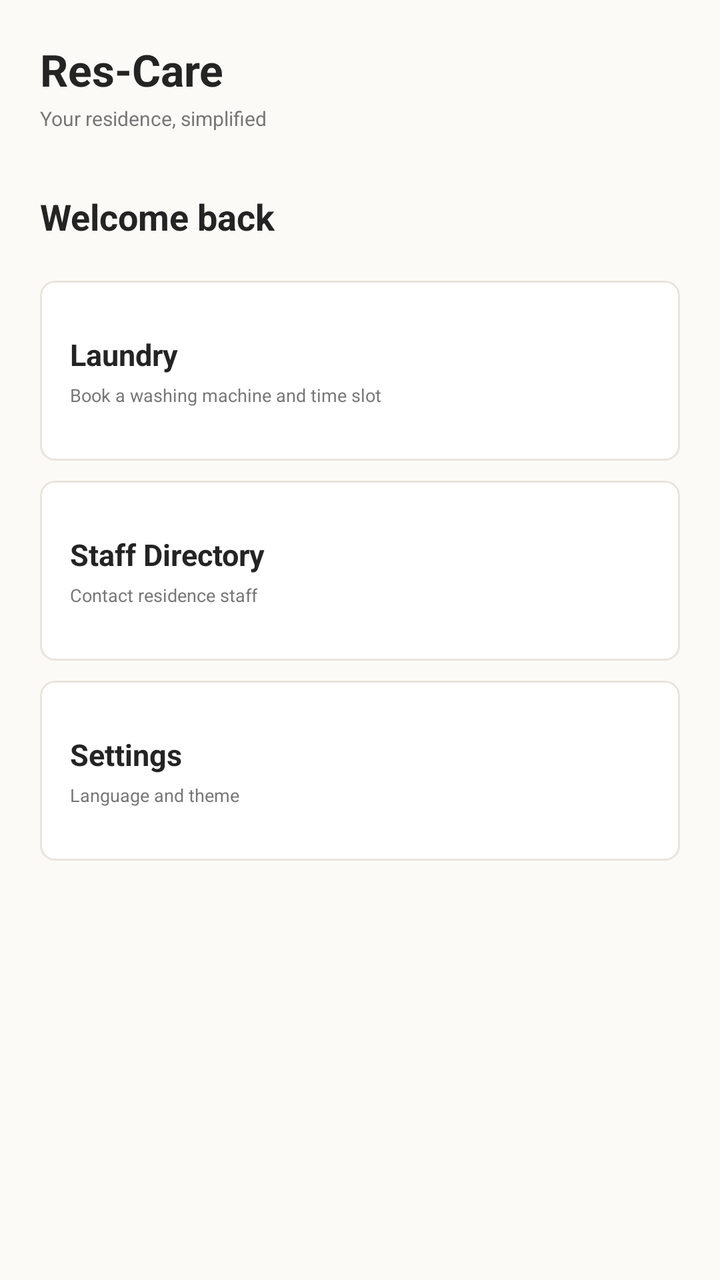
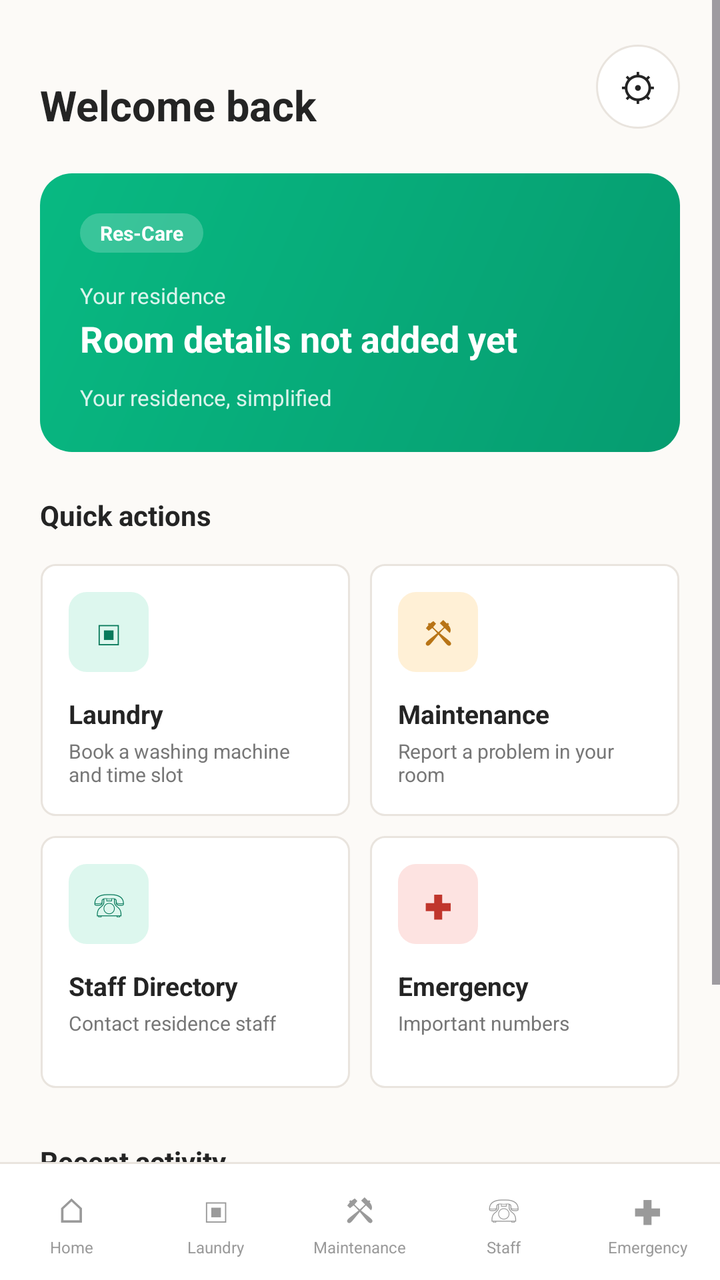

Two renders of the same Android screen: before a commit and after it. Below are the layout's source before the change and the commit's diff.
<!-- AndroidManifest.xml: application theme Theme.ResCare -->
<!-- res/layout/home.xml -->
<?xml version="1.0" encoding="utf-8"?>
<LinearLayout
    xmlns:android="http://schemas.android.com/apk/res/android"
    android:layout_width="match_parent"
    android:layout_height="match_parent"
    android:orientation="vertical"
    android:background="@color/background"
    android:padding="20dp">

    <TextView
        android:layout_width="wrap_content"
        android:layout_height="wrap_content"
        android:text="@string/brand_name"
        android:textSize="22sp"
        android:textStyle="bold"
        android:textColor="@color/text_primary"/>

    <TextView
        android:layout_width="wrap_content"
        android:layout_height="wrap_content"
        android:text="@string/tagline"
        android:textSize="10sp"
        android:textColor="@color/text_secondary"
        android:layout_marginTop="3dp"/>

    <TextView
        android:layout_width="wrap_content"
        android:layout_height="wrap_content"
        android:text="@string/welcome_back"
        android:textSize="18sp"
        android:textStyle="bold"
        android:textColor="@color/text_primary"
        android:layout_marginTop="30dp"/>

    

    <LinearLayout
        android:id="@+id/laundryButton"
        android:layout_width="match_parent"
        android:layout_height="90dp"
        android:orientation="vertical"
        android:gravity="center_vertical"
        android:padding="15dp"
        android:background="@drawable/card_background"
        android:layout_marginTop="20dp">

        <TextView
            android:layout_width="wrap_content"
            android:layout_height="wrap_content"
            android:text="@string/laundry"
            android:textSize="15sp"
            android:textStyle="bold"
            android:textColor="@color/text_primary"/>

        <TextView
            android:layout_width="wrap_content"
            android:layout_height="wrap_content"
            android:text="@string/home_laundry_subtitle"
            android:textSize="9sp"
            android:textColor="@color/text_secondary"
            android:layout_marginTop="4dp"/>

    </LinearLayout>

    

    <LinearLayout
        android:id="@+id/staffButton"
        android:layout_width="match_parent"
        android:layout_height="90dp"
        android:orientation="vertical"
        android:gravity="center_vertical"
        android:padding="15dp"
        android:background="@drawable/card_background"
        android:layout_marginTop="10dp">

        <TextView
            android:layout_width="wrap_content"
            android:layout_height="wrap_content"
            android:text="@string/staff_directory"
            android:textSize="15sp"
            android:textStyle="bold"
            android:textColor="@color/text_primary"/>

        <TextView
            android:layout_width="wrap_content"
            android:layout_height="wrap_content"
            android:text="@string/home_staff_subtitle"
            android:textSize="9sp"
            android:textColor="@color/text_secondary"
            android:layout_marginTop="4dp"/>

    </LinearLayout>

    

    <LinearLayout
        android:id="@+id/settingsButton"
        android:layout_width="match_parent"
        android:layout_height="90dp"
        android:orientation="vertical"
        android:gravity="center_vertical"
        android:padding="15dp"
        android:background="@drawable/card_background"
        android:layout_marginTop="10dp">

        <TextView
            android:layout_width="wrap_content"
            android:layout_height="wrap_content"
            android:text="@string/settings"
            android:textSize="15sp"
            android:textStyle="bold"
            android:textColor="@color/text_primary"/>

        <TextView
            android:layout_width="wrap_content"
            android:layout_height="wrap_content"
            android:text="@string/home_settings_subtitle"
            android:textSize="9sp"
            android:textColor="@color/text_secondary"
            android:layout_marginTop="4dp"/>

    </LinearLayout>

</LinearLayout>
<!-- resources referenced by this layout -->
<resources>
  <string name="home_settings_subtitle">Language and theme</string>
  <style name="Base.Theme.ResCare" parent="Theme.Material3.DayNight.NoActionBar">
          
          
      </style>
  <!-- unchanged entries left out for length: 15 -->
</resources>

<!-- the commit's change to res/layout/home.xml (unified diff, before → after) -->
@@ -4,122 +4,261 @@
     android:layout_width="match_parent"
     android:layout_height="match_parent"
     android:orientation="vertical"
-    android:background="@color/background"
-    android:padding="20dp">
-
-    <TextView
-        android:layout_width="wrap_content"
-        android:layout_height="wrap_content"
-        android:text="@string/brand_name"
-        android:textSize="22sp"
-        android:textStyle="bold"
-        android:textColor="@color/text_primary"/>
-
-    <TextView
-        android:layout_width="wrap_content"
-        android:layout_height="wrap_content"
-        android:text="@string/tagline"
-        android:textSize="10sp"
-        android:textColor="@color/text_secondary"
-        android:layout_marginTop="3dp"/>
-
-    <TextView
-        android:layout_width="wrap_content"
-        android:layout_height="wrap_content"
-        android:text="@string/welcome_back"
-        android:textSize="18sp"
-        android:textStyle="bold"
-        android:textColor="@color/text_primary"
-        android:layout_marginTop="30dp"/>
-
-    
+    android:background="@color/background">
+
+    <ScrollView
+        android:layout_width="match_parent"
+        android:layout_height="0dp"
+        android:layout_weight="1"
+        android:fillViewport="true">
+
+        <LinearLayout
+            android:layout_width="match_parent"
+            android:layout_height="wrap_content"
+            android:orientation="vertical"
+            android:padding="20dp">
+
+            
+
+            <LinearLayout
+                android:layout_width="match_parent"
+                android:layout_height="wrap_content"
+                android:orientation="horizontal"
+                android:gravity="center_vertical">
+
+                <LinearLayout
+                    android:layout_width="0dp"
+                    android:layout_height="wrap_content"
+                    android:layout_weight="1"
+                    android:orientation="vertical">
+
+                    <TextView
+                        android:id="@+id/greetingText"
+                        android:layout_width="wrap_content"
+                        android:layout_height="wrap_content"
+                        android:textSize="12sp"
+                        android:textColor="@color/text_secondary"/>
+
+                    <TextView
+                        android:id="@+id/welcomeText"
+                        android:layout_width="wrap_content"
+                        android:layout_height="wrap_content"
+                        android:layout_marginTop="2dp"
+                        android:text="@string/welcome_back"
+                        android:textSize="21sp"
+                        android:textStyle="bold"
+                        android:textColor="@color/text_primary"/>
+
+                </LinearLayout>
+
+                <TextView
+                    android:id="@+id/settingsButton"
+                    android:layout_width="42dp"
+                    android:layout_height="42dp"
+                    android:gravity="center"
+                    android:text="⚙"
+                    android:textSize="19sp"
+                    android:textColor="@color/text_primary"
+                    android:background="@drawable/bg_circle_button"
+                    android:contentDescription="@string/settings"
+                    android:clickable="true"
+                    android:focusable="true"/>
+
+            </LinearLayout>
+
+            
+
+            <LinearLayout
+                android:layout_width="match_parent"
+                android:layout_height="wrap_content"
+                android:layout_marginTop="20dp"
+                android:orientation="vertical"
+                android:padding="20dp"
+                android:background="@drawable/bg_hero">
+
+                <TextView
+                    android:layout_width="wrap_content"
+                    android:layout_height="wrap_content"
+                    android:paddingStart="10dp"
+                    android:paddingEnd="10dp"
+                    android:paddingTop="3dp"
+                    android:paddingBottom="3dp"
+                    android:text="@string/brand_name"
+                    android:textSize="10sp"
+                    android:textStyle="bold"
+                    android:textColor="@color/on_green"
+                    android:background="@drawable/bg_hero_badge"/>
+
+                <TextView
+                    android:layout_width="wrap_content"
+                    android:layout_height="wrap_content"
+                    android:layout_marginTop="14dp"
+                    android:text="@string/your_residence"
+                    android:textSize="11sp"
+                    android:textColor="@color/on_green_muted"/>
+
+                <TextView
+                    android:id="@+id/residenceText"
+                    android:layout_width="wrap_content"
+                    android:layout_height="wrap_content"
+                    android:layout_marginTop="2dp"
+                    android:text="@string/room_not_set"
+                    android:textSize="18sp"
+                    android:textStyle="bold"
+                    android:textColor="@color/on_green"/>
+
+                <TextView
+                    android:layout_width="wrap_content"
+                    android:layout_height="wrap_content"
+                    android:layout_marginTop="10dp"
+                    android:text="@string/tagline"
+                    android:textSize="11sp"
+                    android:textColor="@color/on_green_muted"/>
+
+            </LinearLayout>
+
+            
+
+            <TextView
+                style="@style/SectionTitle"
+                android:text="@string/quick_actions"/>
+
+            <GridLayout
+                android:layout_width="match_parent"
+                android:layout_height="wrap_content"
+                android:layout_marginStart="-5dp"
+                android:layout_marginEnd="-5dp"
+                android:columnCount="2">
+
+                <LinearLayout
+                    android:id="@+id/quickLaundry"
+                    style="@style/QuickAction">
+
+                    <TextView style="@style/QuickActionIcon" android:text="▣"/>
+                    <TextView style="@style/QuickActionTitle" android:text="@string/laundry"/>
+                    <TextView style="@style/QuickActionSubtitle" android:text="@string/home_laundry_subtitle"/>
+                </LinearLayout>
+
+                <LinearLayout
+                    android:id="@+id/quickMaintenance"
+                    style="@style/QuickAction">
+
+                    <TextView
+                        style="@style/QuickActionIcon"
+                        android:text="⚒"
+                        android:textColor="@color/orange_text"
+                        android:background="@drawable/bg_orange_icon"/>
+                    <TextView style="@style/QuickActionTitle" android:text="@string/maintenance"/>
+                    <TextView style="@style/QuickActionSubtitle" android:text="@string/home_maintenance_subtitle"/>
+                </LinearLayout>
+
+                <LinearLayout
+                    android:id="@+id/quickStaff"
+                    style="@style/QuickAction">
+
+                    <TextView style="@style/QuickActionIcon" android:text="☏"/>
+                    <TextView style="@style/QuickActionTitle" android:text="@string/staff_directory"/>
+                    <TextView style="@style/QuickActionSubtitle" android:text="@string/home_staff_subtitle"/>
+                </LinearLayout>
+
+                <LinearLayout
+                    android:id="@+id/quickEmergency"
+                    style="@style/QuickAction">
+
+                    <TextView
+                        style="@style/QuickActionIcon"
+                        android:text="✚"
+                        android:textColor="@color/red_text"
+                        android:background="@drawable/bg_red_icon"/>
+                    <TextView style="@style/QuickActionTitle" android:text="@string/nav_emergency"/>
+                    <TextView style="@style/QuickActionSubtitle" android:text="@string/home_emergency_subtitle"/>
+                </LinearLayout>
+
+            </GridLayout>
+
+            
+
+            <TextView
+                style="@style/SectionTitle"
+                android:text="@string/recent_activity"/>
+
+            <LinearLayout
+                android:id="@+id/recentActivityContainer"
+                style="@style/ListCard">
+
+                <TextView
+                    android:id="@+id/noRecentActivityText"
+                    style="@style/EmptyText"
+                    android:text="@string/no_recent_activity"/>
+
+            </LinearLayout>
+
+        </LinearLayout>
+
+    </ScrollView>
+
+    <include layout="@layout/bottom_nav"/>
+
+</LinearLayout>
+<!-- res/layout/bottom_nav.xml (included above) -->
+<?xml version="1.0" encoding="utf-8"?>
+<LinearLayout xmlns:android="http://schemas.android.com/apk/res/android"
+    android:id="@+id/bottomNav"
+    android:layout_width="match_parent"
+    android:layout_height="wrap_content"
+    android:orientation="vertical"
+    android:background="@color/surface">
+
+    <View
+        android:layout_width="match_parent"
+        android:layout_height="1dp"
+        android:background="@color/border" />
 
     <LinearLayout
-        android:id="@+id/laundryButton"
         android:layout_width="match_parent"
-        android:layout_height="90dp"
-        android:orientation="vertical"
-        android:gravity="center_vertical"
-        android:padding="15dp"
-        android:background="@drawable/card_background"
-        android:layout_marginTop="20dp">
-
-        <TextView
-            android:layout_width="wrap_content"
-            android:layout_height="wrap_content"
-            android:text="@string/laundry"
-            android:textSize="15sp"
-            android:textStyle="bold"
-            android:textColor="@color/text_primary"/>
-
-        <TextView
-            android:layout_width="wrap_content"
-            android:layout_height="wrap_content"
-            android:text="@string/home_laundry_subtitle"
-            android:textSize="9sp"
-            android:textColor="@color/text_secondary"
-            android:layout_marginTop="4dp"/>
+        android:layout_height="58dp"
+        android:orientation="horizontal">
+
+        <LinearLayout
+            android:id="@+id/navHome"
+            style="@style/NavItem">
+
+            <TextView style="@style/NavIcon" android:text="⌂" />
+            <TextView style="@style/NavText" android:text="@string/nav_home" />
+        </LinearLayout>
+
+        <LinearLayout
+            android:id="@+id/navLaundry"
+            style="@style/NavItem">
+
+            <TextView style="@style/NavIcon" android:text="▣" />
+            <TextView style="@style/NavText" android:text="@string/laundry" />
+        </LinearLayout>
+
+        <LinearLayout
+            android:id="@+id/navMaintenance"
+            style="@style/NavItem">
+
+            <TextView style="@style/NavIcon" android:text="⚒" />
+            <TextView style="@style/NavText" android:text="@string/maintenance" />
+        </LinearLayout>
+
+        <LinearLayout
+            android:id="@+id/navStaff"
+            style="@style/NavItem">
+
+            <TextView style="@style/NavIcon" android:text="☏" />
+            <TextView style="@style/NavText" android:text="@string/nav_staff" />
+        </LinearLayout>
+
+        <LinearLayout
+            android:id="@+id/navEmergency"
+            style="@style/NavItem">
+
+            <TextView style="@style/NavIcon" android:text="✚" />
+            <TextView style="@style/NavText" android:text="@string/nav_emergency" />
+        </LinearLayout>
 
     </LinearLayout>
 
-    
-
-    <LinearLayout
-        android:id="@+id/staffButton"
-        android:layout_width="match_parent"
-        android:layout_height="90dp"
-        android:orientation="vertical"
-        android:gravity="center_vertical"
-        android:padding="15dp"
-        android:background="@drawable/card_background"
-        android:layout_marginTop="10dp">
-
-        <TextView
-            android:layout_width="wrap_content"
-            android:layout_height="wrap_content"
-            android:text="@string/staff_directory"
-            android:textSize="15sp"
-            android:textStyle="bold"
-            android:textColor="@color/text_primary"/>
-
-        <TextView
-            android:layout_width="wrap_content"
-            android:layout_height="wrap_content"
-            android:text="@string/home_staff_subtitle"
-            android:textSize="9sp"
-            android:textColor="@color/text_secondary"
-            android:layout_marginTop="4dp"/>
-
-    </LinearLayout>
-
-    
-
-    <LinearLayout
-        android:id="@+id/settingsButton"
-        android:layout_width="match_parent"
-        android:layout_height="90dp"
-        android:orientation="vertical"
-        android:gravity="center_vertical"
-        android:padding="15dp"
-        android:background="@drawable/card_background"
-        android:layout_marginTop="10dp">
-
-        <TextView
-            android:layout_width="wrap_content"
-            android:layout_height="wrap_content"
-            android:text="@string/settings"
-            android:textSize="15sp"
-            android:textStyle="bold"
-            android:textColor="@color/text_primary"/>
-
-        <TextView
-            android:layout_width="wrap_content"
-            android:layout_height="wrap_content"
-            android:text="@string/home_settings_subtitle"
-            android:textSize="9sp"
-            android:textColor="@color/text_secondary"
-            android:layout_marginTop="4dp"/>
-
-    </LinearLayout>
-
 </LinearLayout>
<!-- resource entries referenced after the edit -->
@@ -1,10 +1,179 @@
 <!-- resources referenced by this layout -->
 <resources>
-  <string name="home_settings_subtitle">Language and theme</string>
+  <color name="on_green">#FFFFFF</color>
+  <color name="on_green_muted">#D9FFFFFF</color>
+  <color name="orange_text">#B87416</color>
+  <color name="red_text">#C0362C</color>
+  <!-- drawable bg_circle_button (drawable) -->
+  <?xml version="1.0" encoding="utf-8"?>
+  <shape xmlns:android="http://schemas.android.com/apk/res/android"
+      android:shape="oval">
+      <solid android:color="@color/surface" />
+      <stroke android:width="1dp" android:color="@color/border" />
+  </shape>
+  <!-- drawable bg_hero (drawable) -->
+  <?xml version="1.0" encoding="utf-8"?>
+  <shape xmlns:android="http://schemas.android.com/apk/res/android">
+      <gradient
+          android:angle="315"
+          android:startColor="@color/green"
+          android:endColor="@color/green_dark" />
+      <corners android:radius="16dp" />
+  </shape>
+  <!-- drawable bg_hero_badge (drawable) -->
+  <?xml version="1.0" encoding="utf-8"?>
+  <shape xmlns:android="http://schemas.android.com/apk/res/android">
+      <solid android:color="#33FFFFFF" />
+      <corners android:radius="20dp" />
+  </shape>
+  <!-- drawable bg_orange_icon (drawable) -->
+  <?xml version="1.0" encoding="utf-8"?>
+  <shape xmlns:android="http://schemas.android.com/apk/res/android">
+  
+      <solid android:color="@color/orange_soft"/>
+  
+      <corners android:radius="9dp"/>
+  
+  </shape>
+  <!-- drawable bg_red_icon (drawable) -->
+  <?xml version="1.0" encoding="utf-8"?>
+  <shape xmlns:android="http://schemas.android.com/apk/res/android">
+  
+      <solid android:color="@color/red_soft"/>
+  
+      <corners android:radius="9dp"/>
+  
+  </shape>
+  <string name="home_emergency_subtitle">Important numbers</string>
+  <string name="home_maintenance_subtitle">Report a problem in your room</string>
+  <string name="maintenance">Maintenance</string>
+  <string name="nav_emergency">Emergency</string>
+  <string name="nav_home">Home</string>
+  <string name="nav_staff">Staff</string>
+  <string name="no_recent_activity">Nothing here yet. Your laundry bookings and maintenance requests will show up here.</string>
+  <string name="quick_actions">Quick actions</string>
+  <string name="recent_activity">Recent activity</string>
+  <string name="room_not_set">Room details not added yet</string>
+  <string name="your_residence">Your residence</string>
+  <style name="EmptyText">
+          <item name="android:layout_width">match_parent</item>
+          <item name="android:layout_height">wrap_content</item>
+          <item name="android:paddingTop">14dp</item>
+          <item name="android:paddingBottom">14dp</item>
+          <item name="android:gravity">center</item>
+          <item name="android:textSize">11sp</item>
+          <item name="android:textColor">@color/text_muted</item>
+      </style>
+  <style name="ListCard">
+          <item name="android:layout_width">match_parent</item>
+          <item name="android:layout_height">wrap_content</item>
+          <item name="android:orientation">vertical</item>
+          <item name="android:paddingStart">14dp</item>
+          <item name="android:paddingEnd">14dp</item>
+          <item name="android:paddingTop">5dp</item>
+          <item name="android:paddingBottom">5dp</item>
+          <item name="android:background">@drawable/card_background</item>
+      </style>
+  <style name="NavIcon">
+          <item name="android:layout_width">wrap_content</item>
+          <item name="android:layout_height">25dp</item>
+          <item name="android:textSize">17sp</item>
+          <item name="android:textColor">@color/text_muted</item>
+      </style>
+  <style name="NavItem">
+          <item name="android:layout_width">0dp</item>
+          <item name="android:layout_height">match_parent</item>
+          <item name="android:layout_weight">1</item>
+          <item name="android:gravity">center</item>
+          <item name="android:orientation">vertical</item>
+          <item name="android:clickable">true</item>
+          <item name="android:focusable">true</item>
+          <item name="android:background">?attr/selectableItemBackgroundBorderless</item>
+      </style>
+  <style name="NavText">
+          <item name="android:layout_width">wrap_content</item>
+          <item name="android:layout_height">wrap_content</item>
+          <item name="android:maxLines">1</item>
+          <item name="android:ellipsize">end</item>
+          <item name="android:textSize">8sp</item>
+          <item name="android:textColor">@color/text_muted</item>
+      </style>
+  <style name="QuickAction">
+          <item name="android:layout_width">0dp</item>
+          <item name="android:layout_height">wrap_content</item>
+          <item name="android:layout_columnWeight">1</item>
+          <item name="android:layout_margin">5dp</item>
+          <item name="android:orientation">vertical</item>
+          <item name="android:padding">14dp</item>
+          <item name="android:background">@drawable/card_background</item>
+          <item name="android:clickable">true</item>
+          <item name="android:focusable">true</item>
+      </style>
+  <style name="QuickActionIcon">
+          <item name="android:layout_width">40dp</item>
+          <item name="android:layout_height">40dp</item>
+          <item name="android:gravity">center</item>
+          <item name="android:textSize">17sp</item>
+          <item name="android:textColor">@color/green_text</item>
+          <item name="android:background">@drawable/bg_green_icon</item>
+      </style>
+  <style name="QuickActionSubtitle">
+          <item name="android:layout_width">wrap_content</item>
+          <item name="android:layout_height">wrap_content</item>
+          <item name="android:layout_marginTop">3dp</item>
+          <item name="android:minLines">2</item>
+          <item name="android:maxLines">2</item>
+          <item name="android:ellipsize">end</item>
+          <item name="android:textSize">10sp</item>
+          <item name="android:textColor">@color/text_secondary</item>
+      </style>
+  <style name="QuickActionTitle">
+          <item name="android:layout_width">wrap_content</item>
+          <item name="android:layout_height">wrap_content</item>
+          <item name="android:layout_marginTop">12dp</item>
+          <item name="android:maxLines">1</item>
+          <item name="android:ellipsize">end</item>
+          <item name="android:textSize">13sp</item>
+          <item name="android:textStyle">bold</item>
+          <item name="android:textColor">@color/text_primary</item>
+      </style>
+  <style name="SectionTitle">
+          <item name="android:layout_width">wrap_content</item>
+          <item name="android:layout_height">wrap_content</item>
+          <item name="android:layout_marginTop">22dp</item>
+          <item name="android:layout_marginBottom">10dp</item>
+          <item name="android:textSize">14sp</item>
+          <item name="android:textStyle">bold</item>
+          <item name="android:textColor">@color/text_primary</item>
+      </style>
+  <color name="green">#08B982</color>
+  <color name="green_dark">#069C70</color>
+  <color name="orange_soft">#FFF0D6</color>
+  <color name="red_soft">#FDE3E1</color>
+  <color name="text_muted">#9A9A9A</color>
+  <color name="green_text">#087A5B</color>
+  <!-- drawable bg_green_icon (drawable) -->
+  <?xml version="1.0" encoding="utf-8"?>
+  <shape xmlns:android="http://schemas.android.com/apk/res/android">
+  
+      <solid android:color="@color/green_soft"/>
+  
+      <corners android:radius="9dp"/>
+  
+  </shape>
   <style name="Base.Theme.ResCare" parent="Theme.Material3.DayNight.NoActionBar">
-          
-          
+          <item name="colorPrimary">@color/green</item>
+          <item name="colorOnPrimary">@color/on_green</item>
+          <item name="colorPrimaryContainer">@color/green_soft</item>
+          <item name="colorOnPrimaryContainer">@color/green_text</item>
+          <item name="colorSecondaryContainer">@color/green_soft</item>
+          <item name="colorOnSecondaryContainer">@color/green_text</item>
+          <item name="android:windowBackground">@color/background</item>
+          <item name="android:statusBarColor">@color/background</item>
+          <item name="android:navigationBarColor">@color/surface</item>
+          <item name="android:windowLightStatusBar">true</item>
       </style>
+  <color name="green_soft">#DDF7EE</color>
   <!-- unchanged entries left out for length: 15 -->
 </resources>
 
